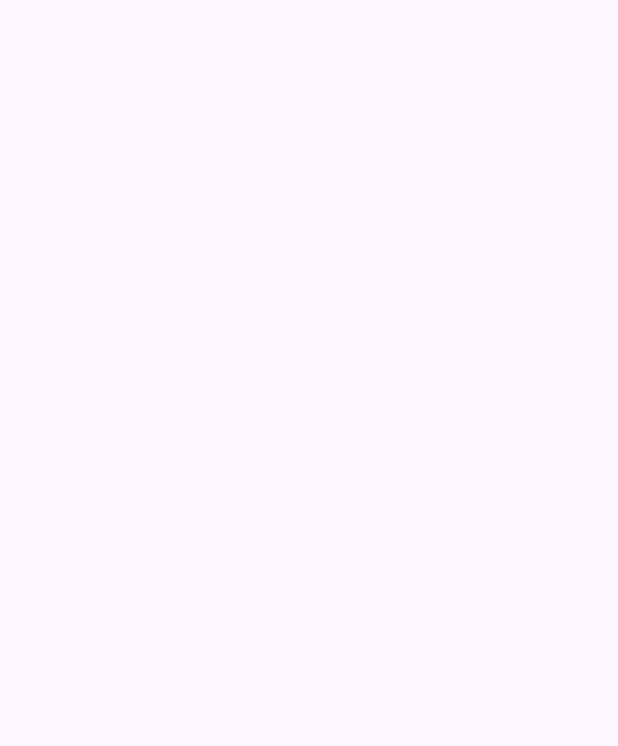
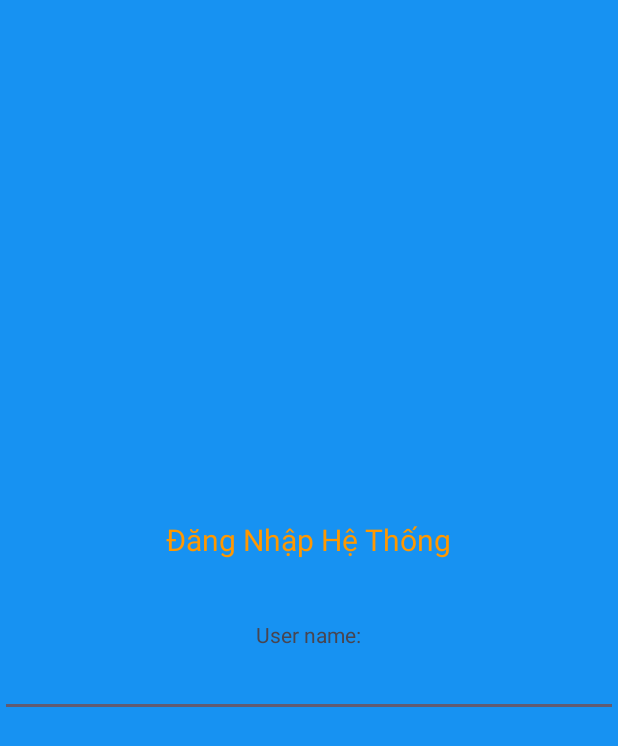
Before and after one commit to phuc091003/63135101-AndroidProgramming, an Android app: the LoginActivity screen opened directly, with no data from a screen before it, on a phone screen of 412 x 824 dp. Before the commit the part shown is empty. Shown: the top 746 px of the screen. Run offline under Robolectric (Android 15) with nearby library versions, the phone set to English and light mode, and no system bars.

Commit message:
Update activity_login.xml

```diff
--- a/Ex7_IntentLogin/app/src/main/res/layout/activity_login.xml
+++ b/Ex7_IntentLogin/app/src/main/res/layout/activity_login.xml
@@ -1,12 +1,34 @@
 <?xml version="1.0" encoding="utf-8"?>
-<androidx.constraintlayout.widget.ConstraintLayout
-    xmlns:android="http://schemas.android.com/apk/res/android"
+<LinearLayout xmlns:android="http://schemas.android.com/apk/res/android"
+    xmlns:app="http://schemas.android.com/apk/res-auto"
     xmlns:tools="http://schemas.android.com/tools"
-    xmlns:app="http://schemas.android.com/apk/res-auto"
     android:id="@+id/main"
     android:layout_width="match_parent"
     android:layout_height="match_parent"
+    android:background="#1792F2"
+    android:backgroundTint="@null"
+    android:gravity="center_horizontal|center_vertical"
+    android:orientation="vertical"
+    tools:context=".LoginActivity">
+    <TextView
+        android:layout_width="wrap_content"
+        android:layout_height="wrap_content"
+        android:textColor="#FF9800"
+        android:textSize="20dp"
+        android:text="Đăng Nhập Hệ Thống"/>
+    <LinearLayout
+        android:layout_width="match_parent"
+        android:layout_height="wrap_content"
+        android:padding="20dp"
+        />
+    <TextView
+        android:layout_width="wrap_content"
+        android:layout_height="wrap_content"
+        android:text="User name:"/>
+    <EditText
+        android:id="@+id/edtUsername"
+        android:layout_width="match_parent"
+        android:layout_height="wrap_content"/>
 
-    tools:context=".LoginActivity">
 
-  </androidx.constraintlayout.widget.ConstraintLayout>
+</LinearLayout>
```
